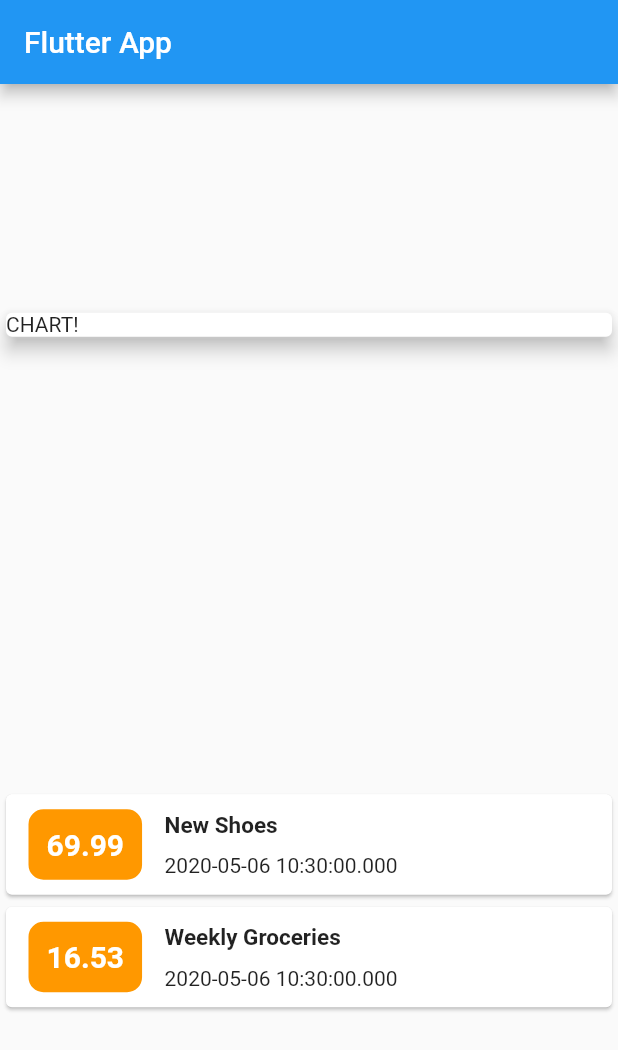
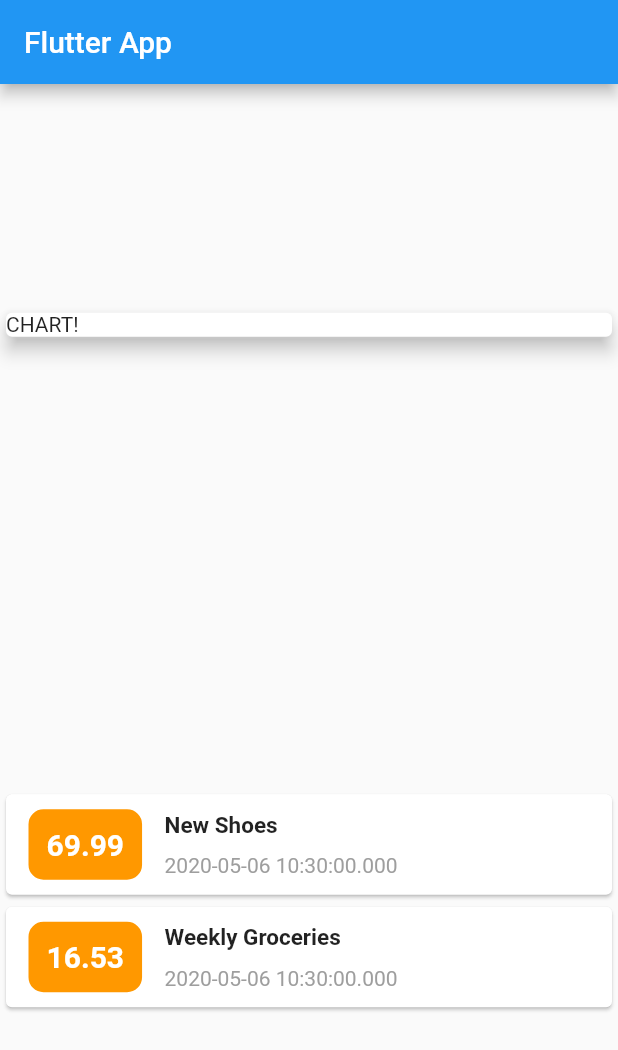
Before and after one commit to deyvidyfs/flutter_study_projects, a Flutter app: the screen it shows after launch, on a phone screen of 412 x 824 dp. Shown: the top 1050 px of the screen. Run offline on Flutter 3.47's test engine with Material 2 defaults, Android fonts, the phone set to English and light mode, and no system bars.

Commit message:
customizing style

```diff
--- a/Udemy Academind Course Files/Section 4/personal_expenses_app/lib/main.dart
+++ b/Udemy Academind Course Files/Section 4/personal_expenses_app/lib/main.dart
@@ -98,6 +98,9 @@ class MyHomePage extends StatelessWidget {
                           ),
                           child: Text(
                             transaction.date.toString(),
+                            style: TextStyle(
+                              color: Colors.grey,
+                            ),
                           ),
                         ),
                       ],
```
